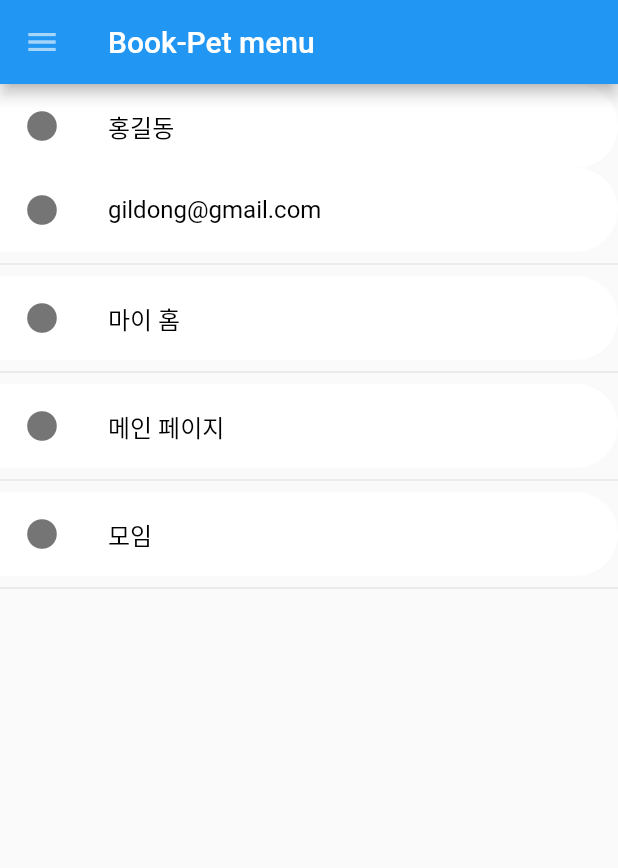
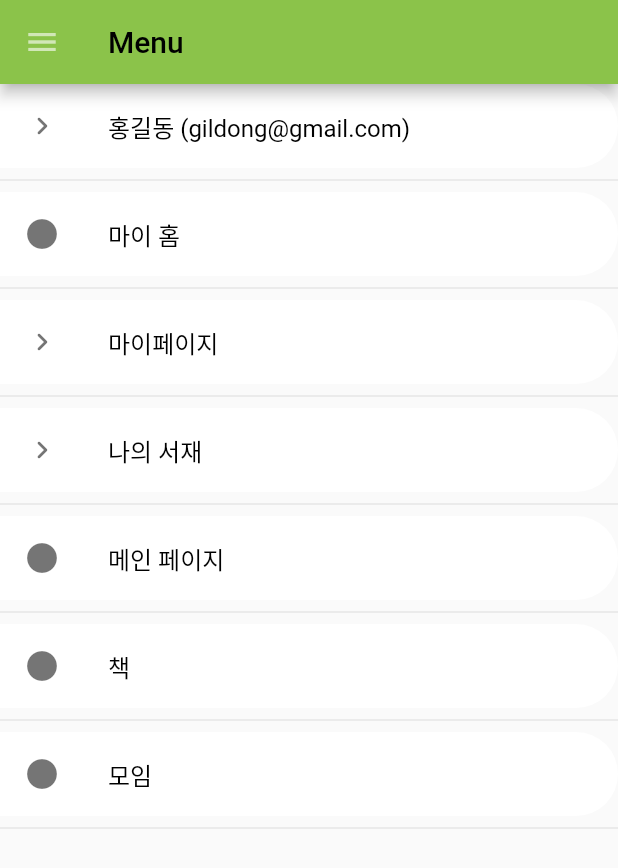
Before and after one commit to kanghyejong1001/Book-Pet, a Flutter app: the Menu screen opened by its route, after a tap on "마이 홈", on a phone screen of 412 x 824 dp. Shown: the top 868 px of the screen. Run offline on Flutter 3.47's test engine with Material 2 defaults, Android fonts, the phone set to English and light mode, and no system bars; our stand-ins replace animated_theme_switcher, cloud_firestore, firebase_auth, firebase_core, google_sign_in; accounts and stored records are empty; network calls fail.

Commit message:
connect page

```diff
--- a/book_pet/lib/bookInfo.dart
+++ b/book_pet/lib/bookInfo.dart
@@ -32,9 +32,7 @@
 // }
 
 class BookInfo extends StatefulWidget {
-  const BookInfo({super.key, required this.title});
-
-  final String title;
+  const BookInfo({super.key,});
 
   @override
   State<StatefulWidget> createState() => _BookInfoState();
--- a/book_pet/lib/login.dart
+++ b/book_pet/lib/login.dart
@@ -3,7 +3,7 @@
 import 'package:google_sign_in/google_sign_in.dart';
 
 class Login extends StatelessWidget {
-
+  const Login({super.key});
   Future<UserCredential> signInWithGoogle() async {
     // Trigger the authentication flow
     final GoogleSignInAccount? googleUser = await GoogleSignIn().signIn();
--- a/book_pet/lib/menu.dart
+++ b/book_pet/lib/menu.dart
@@ -1,10 +1,5 @@
+import 'package:flutter/material.dart';
 
-import 'package:book_pet/home.dart';
-import 'package:flutter/material.dart';
-import 'package:book_pet/profilePage.dart';
-
-import 'bookList.dart';
-import 'login.dart';
 
 class SideMenuItem extends StatelessWidget {
   final String title;
@@ -14,7 +9,6 @@
 
   const SideMenuItem({required this.title, required this.icon, required this.onTap, required this.active, Key? key})
       : super(key: key);
-
 
 
   // leading: IconButton(
@@ -67,8 +61,6 @@
   shape: CircleBorder(),
   )*/
 
-
-
   Widget build(BuildContext context) {
 
     return Scaffold(
@@ -81,9 +73,7 @@
             color: Colors.white60,
             semanticLabel: 'menu',
           ),
-          onPressed: (){
-            Navigator.push(context, MaterialPageRoute(builder: (context) => Menu(title: 'Menu')));
-          },
+          onPressed: () => Navigator.pushNamed(context, '/Menu'),
         ),
         title: Text(title),
 
@@ -93,97 +83,95 @@
         // in the middle of the parent.
 
         child: Column(
-
           children: [
             SideMenuItem(
-              title: '홍길동',
-              icon: Icons.circle,
-              onTap: () {
-                Navigator.pushNamed(context, '/profile');
-                // Navigator.push(context, MaterialPageRoute(builder: (context) => ProfilePage()));
-              },
+              title: '홍길동 (gildong@gmail.com)',
+              icon: Icons.keyboard_arrow_right_rounded,
+              onTap: () => Navigator.pushNamed(context, '/login'),
               active: true
             ),
-                 // const Divider(),
-            SideMenuItem(
-                title: 'gildong@gmail.com',
-                icon: Icons.circle,
-                onTap: () {
-                  Navigator.pushNamed(context, '/profile');
-                },
-                active: true
-            ),
+
             const Divider(),
             SideMenuItem(
                 title: '마이 홈',
                 icon: Icons.circle,
                 onTap: () {
-                  Column(
-                  children: [
-                    ListTile(
-                        title: Text('마이페이지'),
-                        onTap: () {  Navigator.pushNamed(context, '/bookList');
+                  // Column(
+                  //   children: [
+                  //     ListTile(
+                  //         title: Text('마이페이지'),
+                  //         onTap: () {  Navigator.pushNamed(context, '/bookList');
+                  //         },
+                  //         leading: Icon(
+                  //           Icons.arrow_right_rounded,
+                  //           color:Colors.white60,
+                  //         )
+                  //     ),
+                  //     ListTile(
+                  //         title: Text('나의 서재'),
+                  //         onTap: () => Navigator.pushNamed(context, '/bookList'),//안보임
+                  //         leading: Icon(
+                  //           Icons.arrow_right_rounded,
+                  //           color:Colors.white60,
+                  //         )
+                  //     ),
+                  //
+                  //     ListTile(
+                  //         title: Text('책'),
+                  //         onTap:() => Navigator.pushNamed(context, '/bookList'),
+                  //         leading: Icon(
+                  //           Icons.arrow_right_rounded,
+                  //           color:Colors.white60,
+                  //         )
+                  //     ),
+                  //
+                  //
+                  //   ],
+                  // );
+                  // Navigator.pushNamed(context, '/');
                   },
-                        leading: Icon(
-                          Icons.arrow_right_rounded,
-                          color:Colors.white60,
-                        )
-                    ),
-                    ListTile(
-                        title: Text('나의 서재'),
-                        onTap: () { Navigator.push(context, MaterialPageRoute(builder: (context) => Menu(title: 'Menu')));},//안보임
-                        leading: Icon(
-                          Icons.arrow_right_rounded,
-                          color:Colors.white60,
-                        )
+                active: true,
              ),
 
-                      ListTile(
-                      title: Text('책'),
-                        onTap:() { Navigator.push(context, MaterialPageRoute(builder: (context) => const BookList()));},
-                        leading: Icon(
-                          Icons.arrow_right_rounded,
-                          color:Colors.white60,
-                        )
-                    ),
-                    //   ListTile(
-                    //   title: Text('취향 선택'),
-                    //     onTap: () { Navigator.push(context, MaterialPageRoute(builder: (context) => genreChoice(title: 'Menu')));},//근데 안쓴다고 했었나?
-                    //     leading: Icon(
-                    //       Icons.arrow_right_rounded,
-                    //       color:Colors.white60,
-                    //     )
-                    // ),
-                    ListTile(
-                        title: Text('북펫'),
-                        onTap: () {Navigator.push(context, MaterialPageRoute(builder: (context) => Menu(title: 'Menu')));},//안쓴다고 함
-                        leading: Icon(
-                          Icons.arrow_right_rounded,
-                          color:Colors.white60,
-                        )
+            const Divider(),
+            SideMenuItem(
+                title: '마이페이지',
+                icon: Icons.keyboard_arrow_right_rounded,
+                onTap: () => Navigator.pushNamed(context, '/profile'),
+                active: true
             ),
 
-                  ],
-                );
+            const Divider(),
+            SideMenuItem(
+                title: '나의 서재',
+                icon: Icons.keyboard_arrow_right_rounded,
+                onTap: () => Navigator.pushNamed(context, '/myLibrary'),
+                active: true
+            ),
 
-                  },
-
-              active: true,),
             const Divider(),
             SideMenuItem(
                 title: '메인 페이지',
                 icon: Icons.circle,
                 onTap: () {
-                  Navigator.pushNamed(context, '/bookList');
+                  Navigator.pushNamed(context, '/');
                 },
                 active: true
             ),
+
+            const Divider(),
+            SideMenuItem(
+                title: '책',
+                icon: Icons.circle,
+                onTap: () => Navigator.pushNamed(context, '/bookList'),
+                active: true),
+
             const Divider(),
             SideMenuItem(
                 title: '모임',
                 icon: Icons.circle,
                 onTap: () {
-                  Navigator.pushNamed(context, '/bookList');
+                  Navigator.pushNamed(context, '/bookMeetingList');
                   // Navigator.push(context, MaterialPageRoute(builder: (context) => const BookList()));
                   },
                 active: true
@@ -191,12 +179,7 @@
             const Divider(),
            ],
         ),
-
        ),
-
      );
-
-
   }
-
 }
```
Also changed, not shown: book_pet/lib/bookList.dart (+3 -8 lines), book_pet/lib/bookMeetingInfo.dart (+4 -6 lines), book_pet/lib/bookMeetingList.dart (+78 -78 lines), book_pet/lib/home.dart (+19 -9 lines), book_pet/lib/main.dart (+0 -148 lines), book_pet/lib/runApp.dart (+16 -17 lines), book_pet/pubspec.lock. Lines whose indentation alone changed are shown as unchanged.
